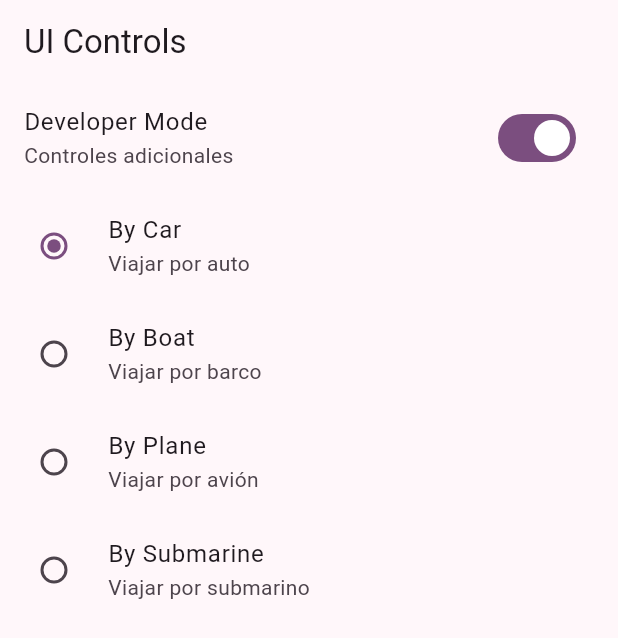
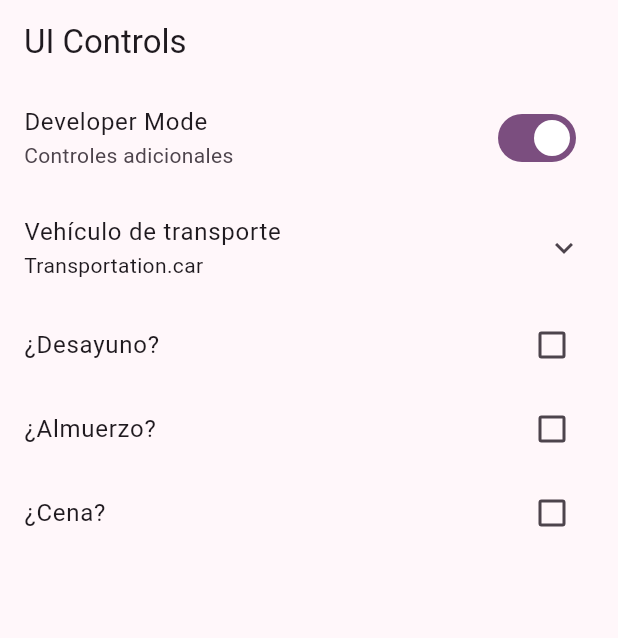
Before and after one commit to RG-HC/widgets_app, a Flutter app: the UiControlsScreen screen opened by its route, on a phone screen of 412 x 824 dp. Shown: the top 638 px of the screen. Run offline on Flutter 3.47's test engine with Material 2 defaults, Android fonts, the phone set to English and light mode, and no system bars; our stand-ins replace go_router.

Commit message:
Ui Terminado

```diff
--- a/lib/presentation/screens/ui_controls/ui_controls_screen.dart
+++ b/lib/presentation/screens/ui_controls/ui_controls_screen.dart
@@ -26,8 +26,12 @@ class _UiControlsView extends StatefulWidget {
 enum Transportation { car, plane, boat, submarine }
 
 class _UiControlsViewState extends State<_UiControlsView> {
+
   bool isDeveloper = true;
   Transportation selectedTransportation = Transportation.car;
+  bool wantsBreakfast = false;
+  bool wantsLunch = false;
+  bool wantsDinner = false;
 
   @override
   Widget build(BuildContext context) {
@@ -42,7 +46,10 @@ class _UiControlsViewState extends State<_UiControlsView> {
             isDeveloper = !isDeveloper;
           }),
         ),
-
+        ExpansionTile(
+          title: const Text('Vehículo de transporte'),
+          subtitle: Text('$selectedTransportation'),
+          children: [
             RadioListTile(
                 title: const Text('By Car'),
                 subtitle: const Text('Viajar por auto'),
@@ -76,6 +83,33 @@ class _UiControlsViewState extends State<_UiControlsView> {
                       selectedTransportation = Transportation.submarine;
                     })),
           ],
+        ),
+
+        CheckboxListTile(
+          title: const Text('¿Desayuno?'),
+          value: wantsBreakfast,
+          onChanged:(value) => setState(() {
+            wantsBreakfast = !wantsBreakfast;
+          })
+         ),
+
+         CheckboxListTile(
+          title: const Text('¿Almuerzo?'),
+          value: wantsLunch,
+          onChanged:(value) => setState(() {
+            wantsBreakfast = !wantsLunch;
+          })
+         ),
+
+         CheckboxListTile(
+          title: const Text('¿Cena?'),
+          value: wantsDinner,
+          onChanged:(value) => setState(() {
+            wantsBreakfast = !wantsDinner;
+          })
+         ),
+
+      ],
     );
   }
 }
```
Lines whose indentation alone changed are shown as unchanged.
